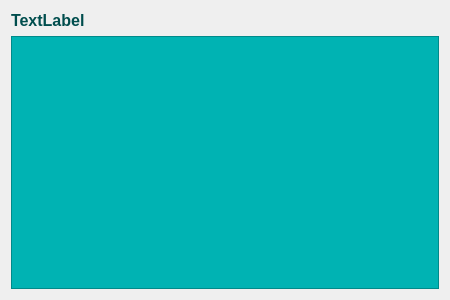
Qt form OnLib/OnLib/BookSection.ui (Andrew-Gh21/OnLib) before a commit.
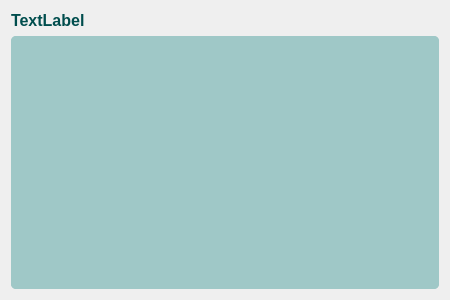
The same form after that commit.

```diff
--- a/OnLib/OnLib/BookSection.ui
+++ b/OnLib/OnLib/BookSection.ui
@@ -48,7 +48,9 @@
       </size>
      </property>
      <property name="styleSheet">
-      <string notr="true">background:  #00b3b3;</string>
+      <string notr="true">background: #9FC8C7;
+border: 1 px solid;
+border-radius: 5px;</string>
      </property>
      <property name="frameShape">
       <enum>QFrame::StyledPanel</enum>
@@ -73,8 +75,8 @@
        <rect>
         <x>0</x>
         <y>0</y>
-        <width>430</width>
-        <height>252</height>
+        <width>428</width>
+        <height>247</height>
        </rect>
       </property>
       <property name="minimumSize">
```
Left out of the diff: 1 changed line with no effect on the pictures.
